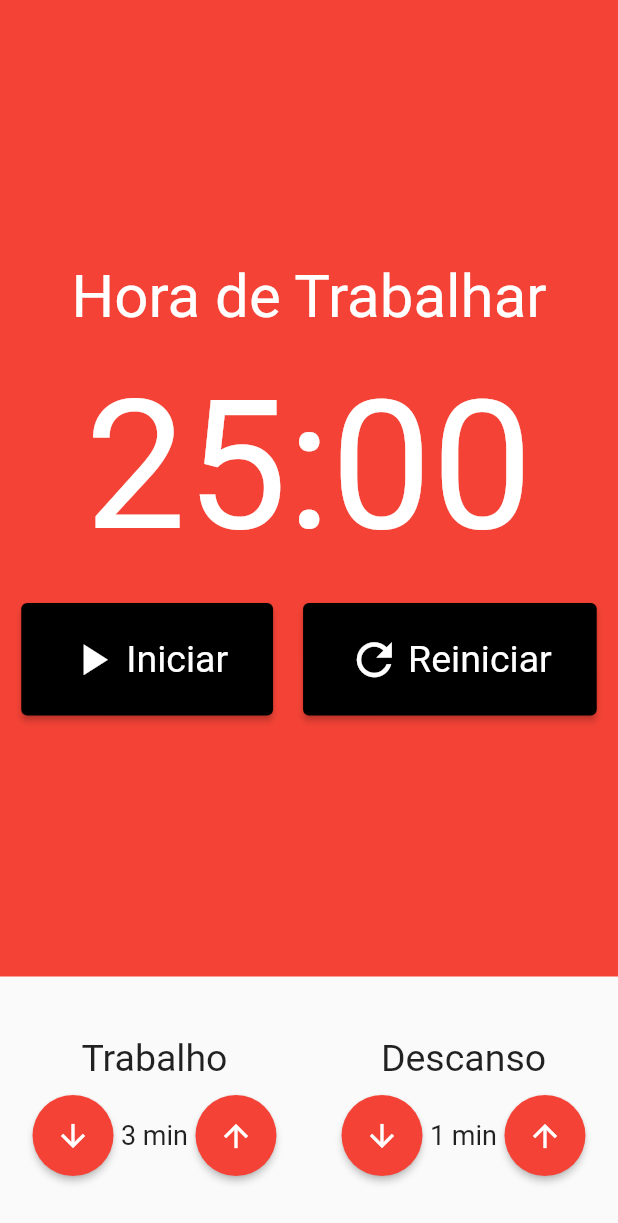
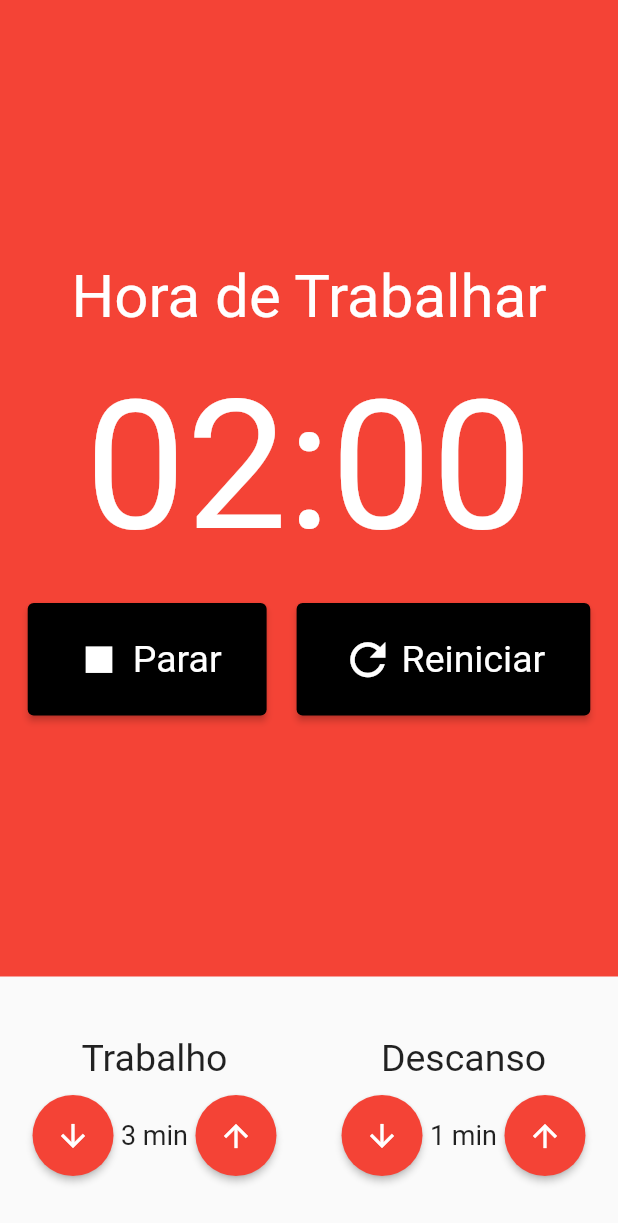
Before and after one commit to lucas-salles/pomodoro_flutter, a Flutter app: the screen it shows after launch, item 2 of the bottom bar chosen, after a tap on "Iniciar", on a phone screen of 412 x 824 dp. Shown: the top 1223 px of the screen. Run offline on Flutter 3.47's test engine with Material 2 defaults, Android fonts, the light colour scheme and no system bars; our stand-ins replace flutter_mobx, mobx; generated files the repository leaves out were written again.

Commit message:
Pomodoro Store #02

```diff
--- a/lib/components/cronometro.dart
+++ b/lib/components/cronometro.dart
@@ -1,11 +1,16 @@
 import 'package:flutter/material.dart';
+import 'package:flutter_mobx/flutter_mobx.dart';
 import 'package:pomodoro_flutter/components/cronometro_botao.dart';
+import 'package:pomodoro_flutter/store/pomodoro.store.dart';
+import 'package:provider/provider.dart';
 
 class Cronometro extends StatelessWidget {
   const Cronometro({Key? key}) : super(key: key);
 
   @override
   Widget build(BuildContext context) {
+    final store = Provider.of<PomodoroStore>(context);
+
     return Container(
       color: Colors.red,
       child: Column(
@@ -19,39 +24,46 @@
             ),
           ),
           const SizedBox(height: 20),
-          const Text(
-            '25:00',
-            style: TextStyle(
+          Text(
+            '${store.minutos.toString().padLeft(2, '0')}:${store.segundos.toString().padLeft(2, '0')}',
+            style: const TextStyle(
               fontSize: 120,
               color: Colors.white,
             ),
           ),
           const SizedBox(height: 20),
-          Row(
+          Observer(
+            builder: (_) => Row(
               mainAxisAlignment: MainAxisAlignment.center,
-            children: const [
+              children: [
+                if (!store.iniciado)
                   Padding(
-                padding: EdgeInsets.only(right: 10),
+                    padding: const EdgeInsets.only(right: 10),
                     child: CronometroBotao(
                       text: 'Iniciar',
                       icon: Icons.play_arrow,
+                      onClick: store.iniciar,
                     ),
                   ),
-              // Padding(
-              //   padding: EdgeInsets.only(right: 10),
-              //   child: CronometroBotao(
-              //     text: 'Parar',
-              //     icon: Icons.stop,
-              //   ),
-              // ),
+                if (store.iniciado)
                   Padding(
-                padding: EdgeInsets.only(left: 10),
+                    padding: const EdgeInsets.only(right: 10),
+                    child: CronometroBotao(
+                      text: 'Parar',
+                      icon: Icons.stop,
+                      onClick: store.parar,
+                    ),
+                  ),
+                Padding(
+                  padding: const EdgeInsets.only(left: 10),
                   child: CronometroBotao(
                     text: 'Reiniciar',
                     icon: Icons.refresh,
+                    onClick: store.reiniciar,
                   ),
                 ),
               ],
+            ),
           ),
         ],
       ),
--- a/lib/components/cronometro_botao.dart
+++ b/lib/components/cronometro_botao.dart
@@ -3,9 +3,14 @@
 class CronometroBotao extends StatelessWidget {
   final String text;
   final IconData icon;
+  final void Function()? onClick;
 
-  const CronometroBotao({Key? key, required this.text, required this.icon})
-      : super(key: key);
+  const CronometroBotao({
+    Key? key,
+    required this.text,
+    required this.icon,
+    this.onClick,
+  }) : super(key: key);
 
   @override
   Widget build(BuildContext context) {
@@ -20,7 +25,7 @@
           fontSize: 25,
         ),
       ),
-      onPressed: () {},
+      onPressed: onClick,
       child: Row(
         children: [
           Padding(
```
Also changed, not shown: lib/store/pomodoro.store.dart (+24 -0 lines), lib/store/pomodoro.store.g.dart. Lines whose indentation alone changed are shown as unchanged.
